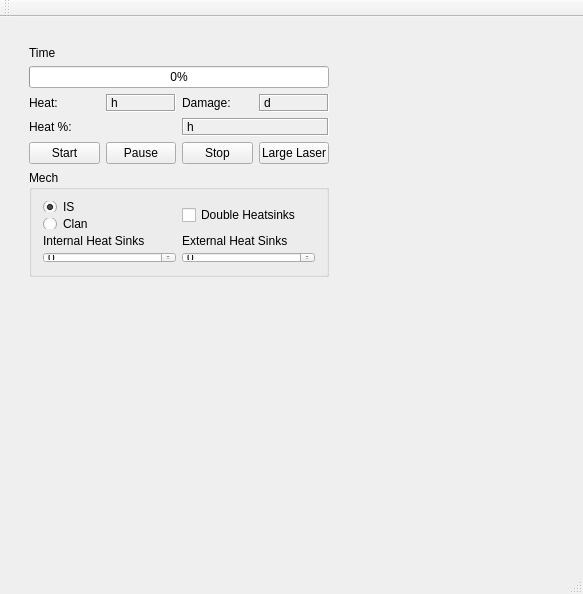
Above: mech-system-simulator/mechsystem.ui from mark-ting/mech-system-simulator before the change. Below: the same form after it.
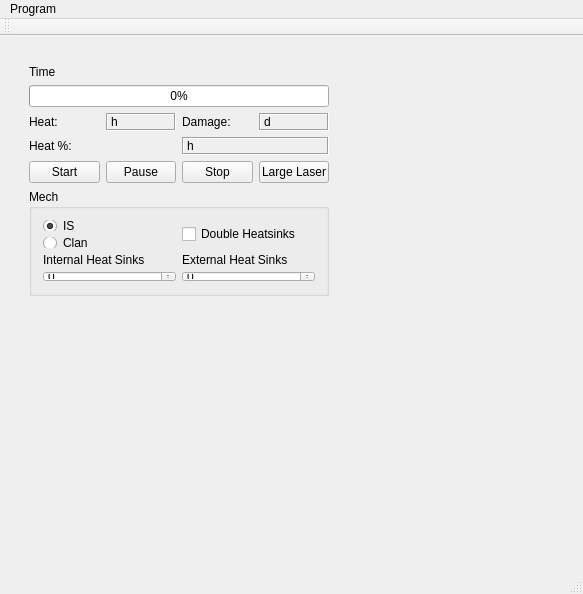
That is the form after the change.

```diff
--- a/mech-system-simulator/mechsystem.ui
+++ b/mech-system-simulator/mechsystem.ui
@@ -237,6 +237,13 @@
      <height>21</height>
     </rect>
    </property>
+   <widget class="QMenu" name="menuProgram">
+    <property name="title">
+     <string>Program</string>
+    </property>
+    <addaction name="actionE_xit"/>
+   </widget>
+   <addaction name="menuProgram"/>
   </widget>
   <widget class="QToolBar" name="mainToolBar">
    <attribute name="toolBarArea">
```
Left out of the diff: 21 changed lines with no effect on the pictures.
